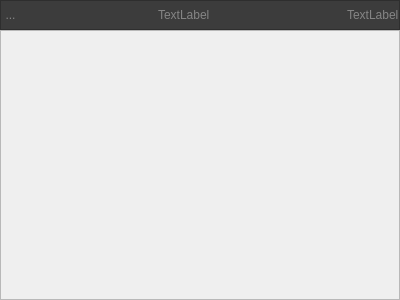
The window that src/ui/widgets/photogamewidget.ui (lbproductions/psnewmodel) describes before a commit, drawn with Qt 5.
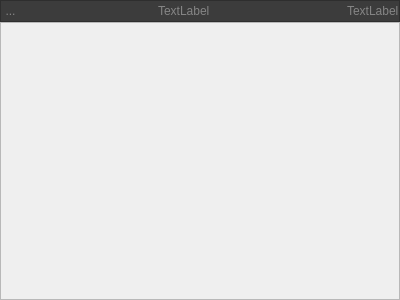
The same window after the commit. Icons and pictures are not drawn.

Commit message: Visualization of photos corresponding to a game

Diff of the .ui file:
```diff
--- a/src/ui/widgets/photogamewidget.ui
+++ b/src/ui/widgets/photogamewidget.ui
@@ -127,13 +127,20 @@
     </widget>
    </item>
    <item>
-    <widget class="QFrame" name="framePhotos">
-     <property name="frameShape">
-      <enum>QFrame::StyledPanel</enum>
+    <widget class="QScrollArea" name="scrollArea">
+     <property name="widgetResizable">
+      <bool>true</bool>
      </property>
-     <property name="frameShadow">
-      <enum>QFrame::Raised</enum>
-     </property>
+     <widget class="QWidget" name="scrollAreaWidgetContents">
+      <property name="geometry">
+       <rect>
+        <x>0</x>
+        <y>0</y>
+        <width>398</width>
+        <height>276</height>
+       </rect>
+      </property>
+     </widget>
     </widget>
    </item>
   </layout>
```
The commit also changes 11 other files.
